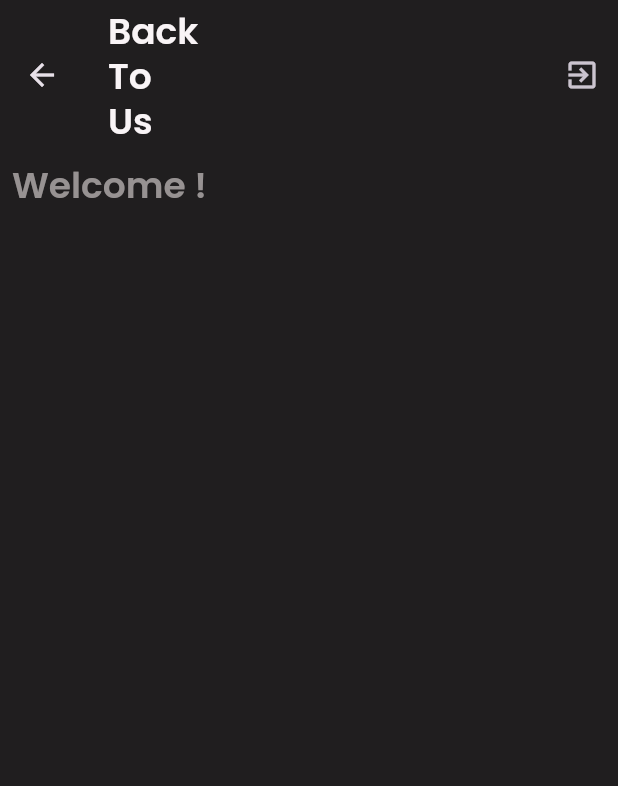
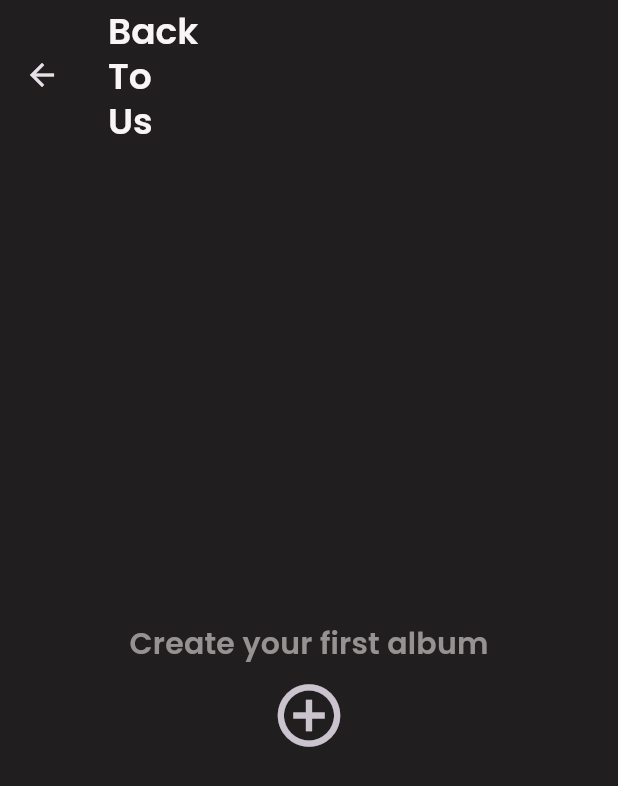
Before and after one commit to censop/back_to_us, a Flutter app: the HomeScreen screen opened by its route, on a phone screen of 412 x 824 dp. Shown: the top 786 px of the screen. Run offline on Flutter 3.47's test engine with Material 3 defaults, Android fonts, the phone set to English and light mode, and no system bars; our stand-ins replace cloud_firestore, firebase_auth, firebase_core, image_picker, shared_preferences; accounts and stored records are empty.

Commit message:
homepage layout improved

```diff
--- a/lib/screens/NavigationBar/home_screen.dart
+++ b/lib/screens/NavigationBar/home_screen.dart
@@ -13,20 +13,6 @@ class HomeScreen extends StatefulWidget {
 
 class _HomeScreenState extends State<HomeScreen> {
 
-  /*List<AlbumListTile> dummyAlbums = [
-    AlbumListTile(color: Colors.orange, title: "Album 1"),
-    AlbumListTile(color: Colors.deepPurple, title: "Album 2"),
-
-  ];*/
-
-  void _logOut() {
-    FirebaseAuth.instance.signOut();
-    Navigator.of(context).pushNamedAndRemoveUntil(
-      Routes.welcome,
-      (Route<dynamic> route) => false,
-    );
-  }
-
   @override
   Widget build(BuildContext context) {
     return Scaffold(
@@ -39,26 +25,38 @@ class _HomeScreenState extends State<HomeScreen> {
           "Back\nTo\nUs",
         ),
         backgroundColor: Theme.of(context).colorScheme.surface,
-        actions: [
-          IconButton(
-            onPressed: _logOut,
-            icon: Icon(Icons.exit_to_app),
-          )
-        ],
       ),
 
-      //PLACEHOLDER
       body: Padding(
         padding: const EdgeInsets.all(8),
-        child: ListView(
-          children: [
-            Text(
-              "Welcome ${FirebaseService.currentUser?.username ?? ""}!",
-              style: Theme.of(context).textTheme.titleLarge,
-            ),
-            //...dummyAlbums,
-          ],
-        ),
+        child: Center(
+          child: FirebaseService.currentUser?.albumIds == null ?
+          Column(
+            mainAxisAlignment: FirebaseService.currentUser?.albumIds == null ? MainAxisAlignment.center : MainAxisAlignment.start,
+            children: [
+              Text(
+                "Create your first album",
+                style: Theme.of(context).textTheme.titleMedium,
+              ),
+              IconButton(
+                icon: Icon(Icons.add_circle_outline),
+                iconSize: 50,
+                onPressed: () {
+                  //fill this later
+                },
+              ),
+            ]
+          ) :
+          Column(
+            children: [
+              IconButton(
+                icon: Icon(Icons.add_circle_outline),
+                iconSize: 50,
+                onPressed: () {},
+              ),
+            ]
+          ),
+        )
       ),
     );
   }
--- a/lib/screens/NavigationBar/settings_screen.dart
+++ b/lib/screens/NavigationBar/settings_screen.dart
@@ -145,7 +145,6 @@ class _SettingsScreenState extends State<SettingsScreen> {
                   value: isDarkMode,
                   onChanged: (value) async {
                     darkModeNotifier.value = value;
-
                     final prefs = await SharedPreferencesWithCache.create(
                       cacheOptions: const SharedPreferencesWithCacheOptions()
                     );
```
